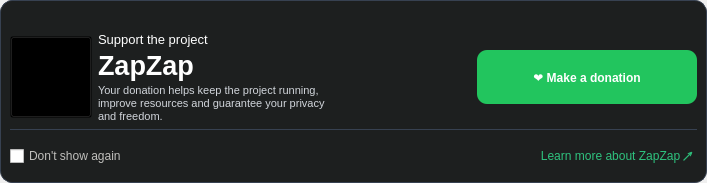
Above: zapzap/ui/ui_qtoaster_donation.ui from rafatosta/zapzap before the change. Below: the same form after it.
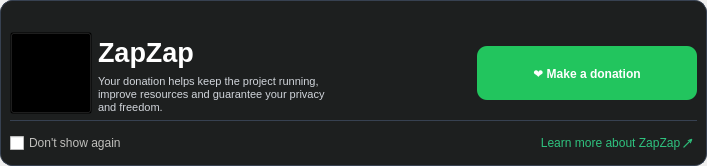
That is the form after the change.

```diff
--- a/zapzap/ui/ui_qtoaster_donation.ui
+++ b/zapzap/ui/ui_qtoaster_donation.ui
@@ -7,7 +7,7 @@
     <x>0</x>
     <y>0</y>
     <width>707</width>
-    <height>183</height>
+    <height>166</height>
    </rect>
   </property>
   <property name="windowTitle">
@@ -187,20 +187,6 @@
           <property name="spacing">
            <number>3</number>
           </property>
-          <item>
-           <widget class="QLabel" name="labelWelcomeTo">
-            <property name="font">
-             <font>
-              <pointsize>10</pointsize>
-              <italic>false</italic>
-              <bold>false</bold>
-             </font>
-            </property>
-            <property name="text">
-             <string>Support the project</string>
-            </property>
-           </widget>
-          </item>
           <item>
            <widget class="QLabel" name="labelZapZap">
             <property name="font">
```
